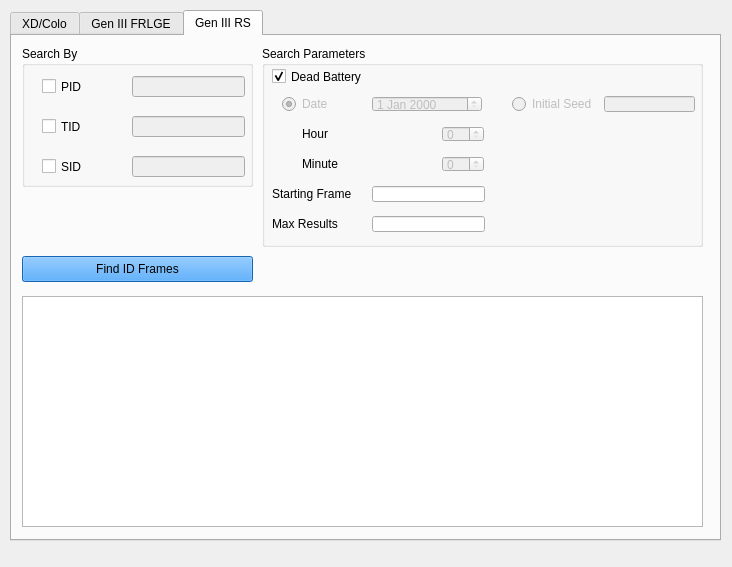
This is Forms/Gen3/IDs3.ui in Admiral-Fish/PokeFinder as Qt 5 draws it before an edit. The edited form follows.
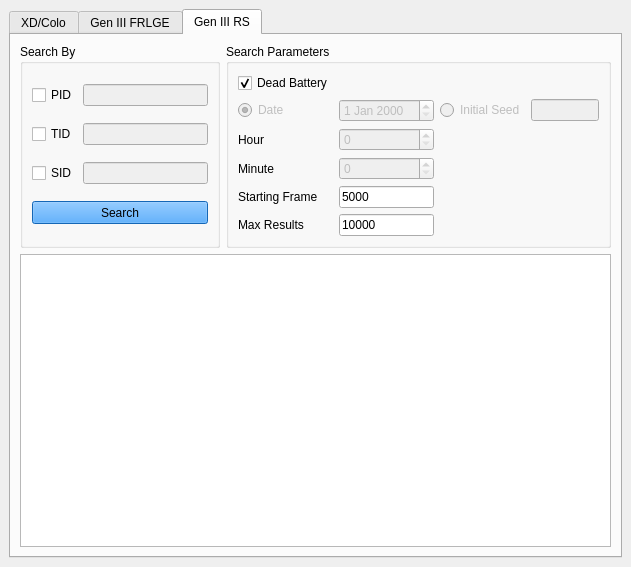
This is the edited form. The open tabs and pages were chosen to show the change. Custom widgets are drawn as their Qt base class.

```diff
--- a/Forms/Gen3/IDs3.ui
+++ b/Forms/Gen3/IDs3.ui
@@ -6,23 +6,35 @@
    <rect>
     <x>0</x>
     <y>0</y>
-    <width>732</width>
+    <width>631</width>
     <height>567</height>
    </rect>
   </property>
+  <property name="sizePolicy">
+   <sizepolicy hsizetype="Fixed" vsizetype="Fixed">
+    <horstretch>0</horstretch>
+    <verstretch>0</verstretch>
+   </sizepolicy>
+  </property>
+  <property name="minimumSize">
+   <size>
+    <width>631</width>
+    <height>567</height>
+   </size>
+  </property>
+  <property name="maximumSize">
+   <size>
+    <width>631</width>
+    <height>567</height>
+   </size>
+  </property>
   <property name="windowTitle">
    <string>Gen 3 TID\SID</string>
   </property>
   <widget class="QWidget" name="centralwidget">
+   <layout class="QGridLayout" name="gridLayout_5">
+    <item row="0" column="0">
    <widget class="QTabWidget" name="tabWidget">
-    <property name="geometry">
-     <rect>
-      <x>10</x>
-      <y>10</y>
-      <width>711</width>
-      <height>531</height>
-     </rect>
-    </property>
     <property name="styleSheet">
      <string notr="true">.QTabWidget &gt;  QWidget &gt; QWidget {
 	background-color: #E6E6E6;
@@ -445,185 +457,99 @@
      <attribute name="title">
       <string>Gen III RS</string>
      </attribute>
+       <layout class="QGridLayout" name="gridLayout_10">
+        <item row="0" column="0">
      <widget class="QGroupBox" name="groupBoxSearchBy_2">
-      <property name="geometry">
-       <rect>
-        <x>10</x>
-        <y>10</y>
-        <width>231</width>
-        <height>141</height>
-       </rect>
+          <property name="minimumSize">
+           <size>
+            <width>200</width>
+            <height>200</height>
+           </size>
       </property>
       <property name="title">
        <string>Search By</string>
       </property>
+          <layout class="QGridLayout" name="gridLayout_8">
+           <item row="0" column="0">
+            <widget class="QCheckBox" name="checkBoxPIDRS">
+             <property name="text">
+              <string>PID</string>
+             </property>
+            </widget>
+           </item>
+           <item row="0" column="1">
       <widget class="QTextBox" name="textBoxPIDRS">
        <property name="enabled">
         <bool>false</bool>
        </property>
-       <property name="geometry">
-        <rect>
-         <x>110</x>
-         <y>30</y>
-         <width>113</width>
-         <height>21</height>
-        </rect>
-       </property>
        <property name="maxLength">
         <number>8</number>
        </property>
       </widget>
+           </item>
+           <item row="1" column="0">
+            <widget class="QCheckBox" name="checkBoxTIDRS">
+             <property name="text">
+              <string>TID</string>
+             </property>
+            </widget>
+           </item>
+           <item row="1" column="1">
       <widget class="QTextBox" name="textBoxTIDRS">
        <property name="enabled">
         <bool>false</bool>
        </property>
-       <property name="geometry">
-        <rect>
-         <x>110</x>
-         <y>70</y>
-         <width>113</width>
-         <height>21</height>
-        </rect>
-       </property>
        <property name="maxLength">
         <number>5</number>
        </property>
       </widget>
+           </item>
+           <item row="2" column="0">
+            <widget class="QCheckBox" name="checkBoxSIDRS">
+             <property name="text">
+              <string>SID</string>
+             </property>
+            </widget>
+           </item>
+           <item row="2" column="1">
       <widget class="QTextBox" name="textBoxSIDRS">
        <property name="enabled">
         <bool>false</bool>
        </property>
-       <property name="geometry">
-        <rect>
-         <x>110</x>
-         <y>110</y>
-         <width>113</width>
-         <height>21</height>
-        </rect>
-       </property>
        <property name="maxLength">
         <number>5</number>
        </property>
       </widget>
-      <widget class="QCheckBox" name="checkBoxPID">
-       <property name="geometry">
-        <rect>
-         <x>20</x>
-         <y>30</y>
-         <width>81</width>
-         <height>21</height>
-        </rect>
-       </property>
-       <property name="text">
-        <string>PID</string>
-       </property>
-      </widget>
-      <widget class="QCheckBox" name="checkBoxTID">
-       <property name="geometry">
-        <rect>
-         <x>20</x>
-         <y>70</y>
-         <width>81</width>
-         <height>21</height>
-        </rect>
-       </property>
+           </item>
+           <item row="3" column="0" colspan="2">
+            <widget class="QPushButton" name="pushButtonFindRS">
+             <property name="minimumSize">
+              <size>
+               <width>0</width>
+               <height>23</height>
+              </size>
+             </property>
+             <property name="styleSheet">
+              <string notr="true">QPushButton {
+	background-color: DodgerBlue;
+}</string>
+             </property>
        <property name="text">
-        <string>TID</string>
-       </property>
-      </widget>
-      <widget class="QCheckBox" name="checkBoxSID">
-       <property name="geometry">
-        <rect>
-         <x>20</x>
-         <y>110</y>
-         <width>81</width>
-         <height>21</height>
-        </rect>
-       </property>
-       <property name="text">
-        <string>SID</string>
-       </property>
-      </widget>
-     </widget>
+              <string>Search</string>
+             </property>
+            </widget>
+           </item>
+          </layout>
+         </widget>
+        </item>
+        <item row="0" column="1">
      <widget class="QGroupBox" name="groupBoxParameters_2">
-      <property name="geometry">
-       <rect>
-        <x>250</x>
-        <y>10</y>
-        <width>441</width>
-        <height>201</height>
-       </rect>
-      </property>
       <property name="title">
        <string>Search Parameters</string>
       </property>
-      <widget class="QLabel" name="labelMaxFrame_2">
-       <property name="geometry">
-        <rect>
-         <x>10</x>
-         <y>170</y>
-         <width>81</width>
-         <height>16</height>
-        </rect>
-       </property>
-       <property name="text">
-        <string>Max Results</string>
-       </property>
-      </widget>
-      <widget class="QTextBox" name="textBoxMaxFrameRS">
-       <property name="geometry">
-        <rect>
-         <x>110</x>
-         <y>170</y>
-         <width>113</width>
-         <height>16</height>
-        </rect>
-       </property>
-       <property name="text">
-        <string/>
-       </property>
-       <property name="maxLength">
-        <number>10</number>
-       </property>
-      </widget>
-      <widget class="QLabel" name="labelMinFrame_2">
-       <property name="geometry">
-        <rect>
-         <x>10</x>
-         <y>140</y>
-         <width>91</width>
-         <height>16</height>
-        </rect>
-       </property>
-       <property name="text">
-        <string>Starting Frame</string>
-       </property>
-      </widget>
-      <widget class="QTextBox" name="textBoxMinFrameRS">
-       <property name="geometry">
-        <rect>
-         <x>110</x>
-         <y>140</y>
-         <width>113</width>
-         <height>16</height>
-        </rect>
-       </property>
-       <property name="text">
-        <string/>
-       </property>
-       <property name="maxLength">
-        <number>10</number>
-       </property>
-      </widget>
+          <layout class="QGridLayout" name="gridLayout_9">
+           <item row="0" column="0">
       <widget class="QCheckBox" name="checkBoxBattery">
-       <property name="geometry">
-        <rect>
-         <x>10</x>
-         <y>20</y>
-         <width>101</width>
-         <height>21</height>
-        </rect>
-       </property>
        <property name="text">
         <string>Dead Battery</string>
        </property>
@@ -634,18 +560,25 @@
         <bool>false</bool>
        </property>
       </widget>
+           </item>
+           <item row="1" column="0">
+            <widget class="QRadioButton" name="radioButtonDateRS">
+             <property name="enabled">
+              <bool>false</bool>
+             </property>
+             <property name="text">
+              <string>Date</string>
+             </property>
+             <property name="checked">
+              <bool>true</bool>
+             </property>
+            </widget>
+           </item>
+           <item row="1" column="1">
       <widget class="QDateEdit" name="dateEdit">
        <property name="enabled">
         <bool>false</bool>
        </property>
-       <property name="geometry">
-        <rect>
-         <x>110</x>
-         <y>50</y>
-         <width>110</width>
-         <height>16</height>
-        </rect>
-       </property>
        <property name="minimumDate">
         <date>
          <year>2000</year>
@@ -654,152 +587,113 @@
         </date>
        </property>
       </widget>
-      <widget class="QSpinBox" name="spinBoxHr">
+           </item>
+           <item row="1" column="2">
+            <widget class="QRadioButton" name="radioButtonInitSeedRS">
        <property name="enabled">
         <bool>false</bool>
        </property>
-       <property name="geometry">
-        <rect>
-         <x>180</x>
-         <y>80</y>
-         <width>42</width>
-         <height>16</height>
-        </rect>
-       </property>
-       <property name="maximum">
-        <number>23</number>
-       </property>
-      </widget>
-      <widget class="QSpinBox" name="spinBoxMin">
+             <property name="text">
+              <string>Initial Seed</string>
+             </property>
+            </widget>
+           </item>
+           <item row="1" column="3">
+            <widget class="QTextBox" name="textBoxInitSeedRS">
        <property name="enabled">
         <bool>false</bool>
        </property>
-       <property name="geometry">
-        <rect>
-         <x>180</x>
-         <y>110</y>
-         <width>42</width>
-         <height>16</height>
-        </rect>
-       </property>
-       <property name="maximum">
-        <number>59</number>
-       </property>
-      </widget>
+             <property name="text">
+              <string/>
+             </property>
+             <property name="maxLength">
+              <number>4</number>
+             </property>
+            </widget>
+           </item>
+           <item row="2" column="0">
       <widget class="QLabel" name="labelHr">
-       <property name="geometry">
-        <rect>
-         <x>40</x>
-         <y>80</y>
-         <width>61</width>
-         <height>16</height>
-        </rect>
-       </property>
        <property name="text">
         <string>Hour</string>
        </property>
       </widget>
+           </item>
+           <item row="2" column="1">
+            <widget class="QSpinBox" name="spinBoxHr">
+             <property name="enabled">
+              <bool>false</bool>
+             </property>
+             <property name="maximum">
+              <number>23</number>
+             </property>
+            </widget>
+           </item>
+           <item row="3" column="0">
       <widget class="QLabel" name="labelMin">
-       <property name="geometry">
-        <rect>
-         <x>40</x>
-         <y>110</y>
-         <width>61</width>
-         <height>16</height>
-        </rect>
-       </property>
        <property name="text">
         <string>Minute</string>
        </property>
       </widget>
-      <widget class="QTextBox" name="textBoxInitSeedRS">
+           </item>
+           <item row="3" column="1">
+            <widget class="QSpinBox" name="spinBoxMin">
        <property name="enabled">
         <bool>false</bool>
        </property>
-       <property name="geometry">
-        <rect>
-         <x>342</x>
-         <y>50</y>
-         <width>91</width>
-         <height>16</height>
-        </rect>
-       </property>
+             <property name="maximum">
+              <number>59</number>
+             </property>
+            </widget>
+           </item>
+           <item row="4" column="0">
+            <widget class="QLabel" name="labelMinFrame_2">
        <property name="text">
-        <string/>
-       </property>
-       <property name="maxLength">
-        <number>4</number>
-       </property>
-      </widget>
-      <widget class="QRadioButton" name="radioButtonDateRS">
-       <property name="enabled">
-        <bool>false</bool>
-       </property>
-       <property name="geometry">
-        <rect>
-         <x>20</x>
-         <y>50</y>
-         <width>90</width>
-         <height>16</height>
-        </rect>
-       </property>
+              <string>Starting Frame</string>
+             </property>
+            </widget>
+           </item>
+           <item row="4" column="1">
+            <widget class="QTextBox" name="textBoxMinFrameRS">
        <property name="text">
-        <string>Date</string>
-       </property>
-       <property name="checked">
-        <bool>true</bool>
-       </property>
-      </widget>
-      <widget class="QRadioButton" name="radioButtonInitSeedRS">
-       <property name="enabled">
-        <bool>false</bool>
-       </property>
-       <property name="geometry">
-        <rect>
-         <x>250</x>
-         <y>50</y>
-         <width>90</width>
-         <height>16</height>
-        </rect>
-       </property>
+              <string notr="true">5000</string>
+             </property>
+             <property name="maxLength">
+              <number>10</number>
+             </property>
+            </widget>
+           </item>
+           <item row="5" column="0">
+            <widget class="QLabel" name="labelMaxFrame_2">
        <property name="text">
-        <string>Initial Seed</string>
-       </property>
-      </widget>
-     </widget>
-     <widget class="QPushButton" name="pushButtonFindRS">
-      <property name="geometry">
-       <rect>
-        <x>10</x>
-        <y>220</y>
-        <width>231</width>
-        <height>26</height>
-       </rect>
-      </property>
-      <property name="styleSheet">
-       <string notr="true">QPushButton {
-	background-color: DodgerBlue;
-}</string>
-      </property>
+              <string>Max Results</string>
+             </property>
+            </widget>
+           </item>
+           <item row="5" column="1">
+            <widget class="QTextBox" name="textBoxMaxFrameRS">
       <property name="text">
-       <string>Find ID Frames</string>
-      </property>
-     </widget>
+              <string notr="true">10000</string>
+             </property>
+             <property name="maxLength">
+              <number>10</number>
+             </property>
+            </widget>
+           </item>
+          </layout>
+         </widget>
+        </item>
+        <item row="1" column="0" colspan="2">
      <widget class="QTableView" name="tableViewRS">
-      <property name="geometry">
-       <rect>
-        <x>10</x>
-        <y>260</y>
-        <width>681</width>
-        <height>231</height>
-       </rect>
-      </property>
       <attribute name="verticalHeaderVisible">
        <bool>false</bool>
       </attribute>
      </widget>
-    </widget>
-   </widget>
+        </item>
+       </layout>
+      </widget>
+     </widget>
+    </item>
+   </layout>
   </widget>
   <widget class="QMenuBar" name="menubar">
    <property name="geometry">
```
Left out of the diff: 377 changed lines with no effect on the pictures. Lines whose indentation alone changed are shown as unchanged.
